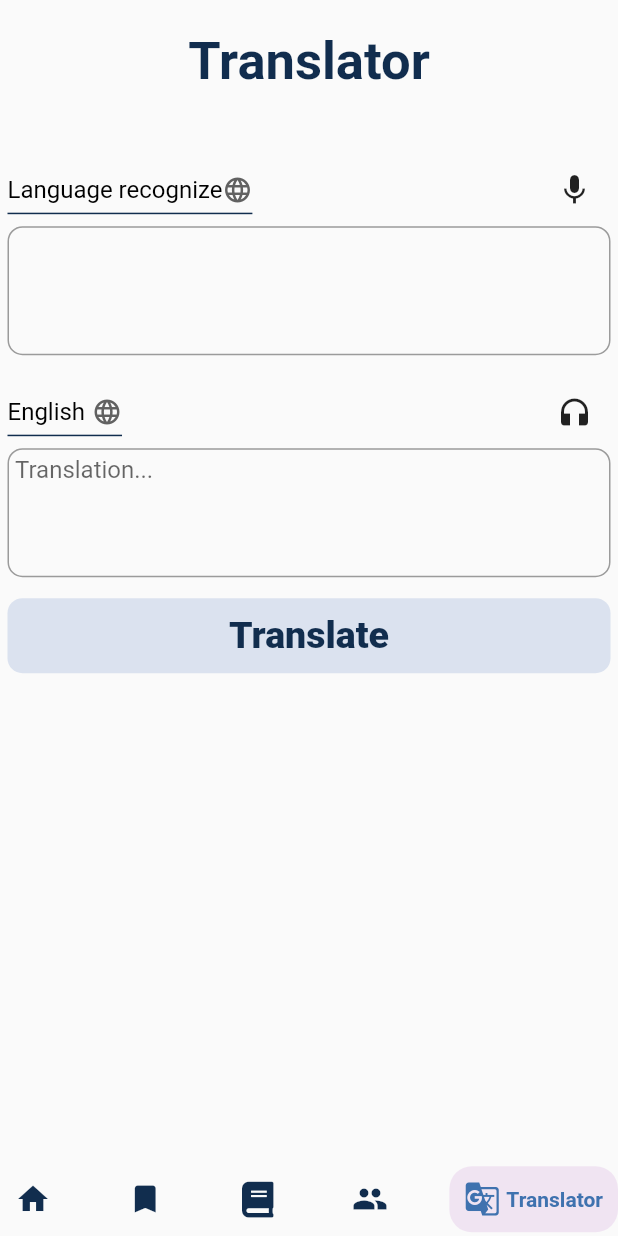
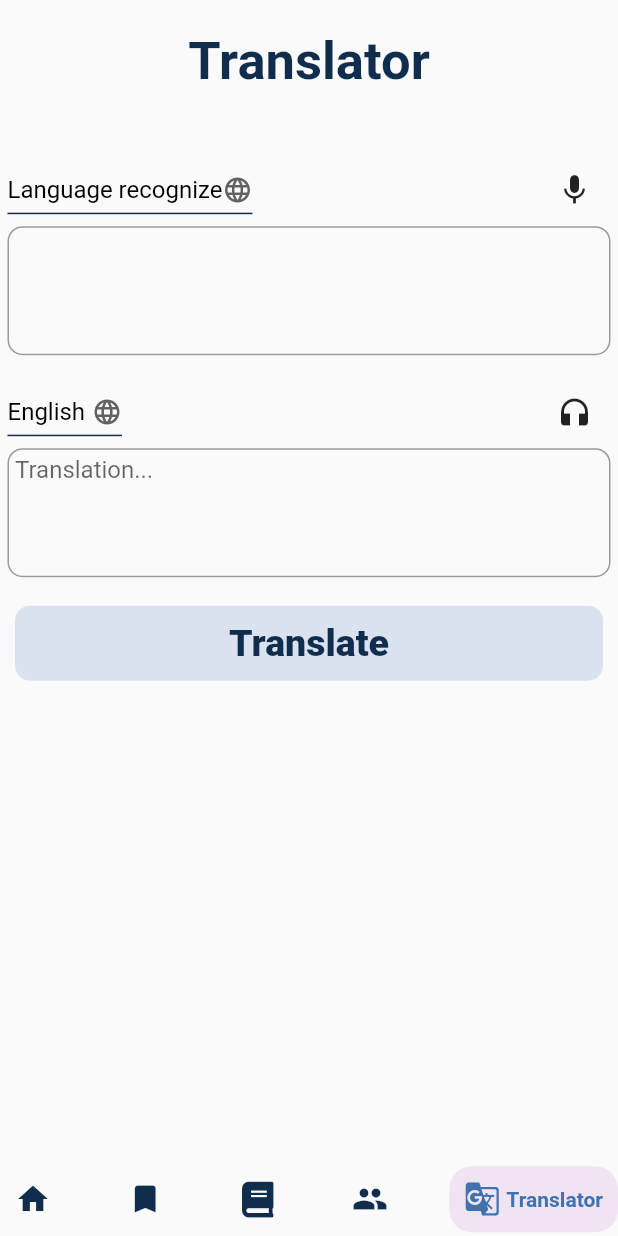
Before and after one commit to Niklas-dev/vocabgroups, a Flutter app: the screen it shows once a user with an empty profile is signed in, item 5 of the bottom bar chosen, on a phone screen of 412 x 824 dp. Run offline on Flutter 3.47's test engine with Material 2 defaults, Android fonts, the phone set to English and light mode, and no system bars; drawn by our look-alikes of google_nav_bar; our stand-ins replace firebase_auth, firebase_core, font_awesome_flutter; missing offline and left inert: translator; accounts and stored records are empty.

Commit message:
Login Fix and Translator Fix

```diff
--- a/lib/Pages/Tabs/translator_tab.dart
+++ b/lib/Pages/Tabs/translator_tab.dart
@@ -214,7 +214,9 @@ class _TranslatorTabState extends State<TranslatorTab> {
                         ),
                       ],
                     ),
-                    InkWell(
+                    Padding(
+                      padding: EdgeInsets.all(5),
+                      child: InkWell(
                         onTap: () async {
                           outputLang.text = await translate();
                         },
@@ -237,6 +239,7 @@ class _TranslatorTabState extends State<TranslatorTab> {
                           ),
                         ),
                       ),
+                    )
                   ],
                 ),
               ),
--- a/pubspec.yaml
+++ b/pubspec.yaml
@@ -23,6 +23,7 @@ environment:
 dependencies:
   firebase_core: ^1.2.0
   firebase_auth: ^1.2.0
+
 
   flutter_svg: ^0.22.0
 
```
Lines whose indentation alone changed are shown as unchanged.
